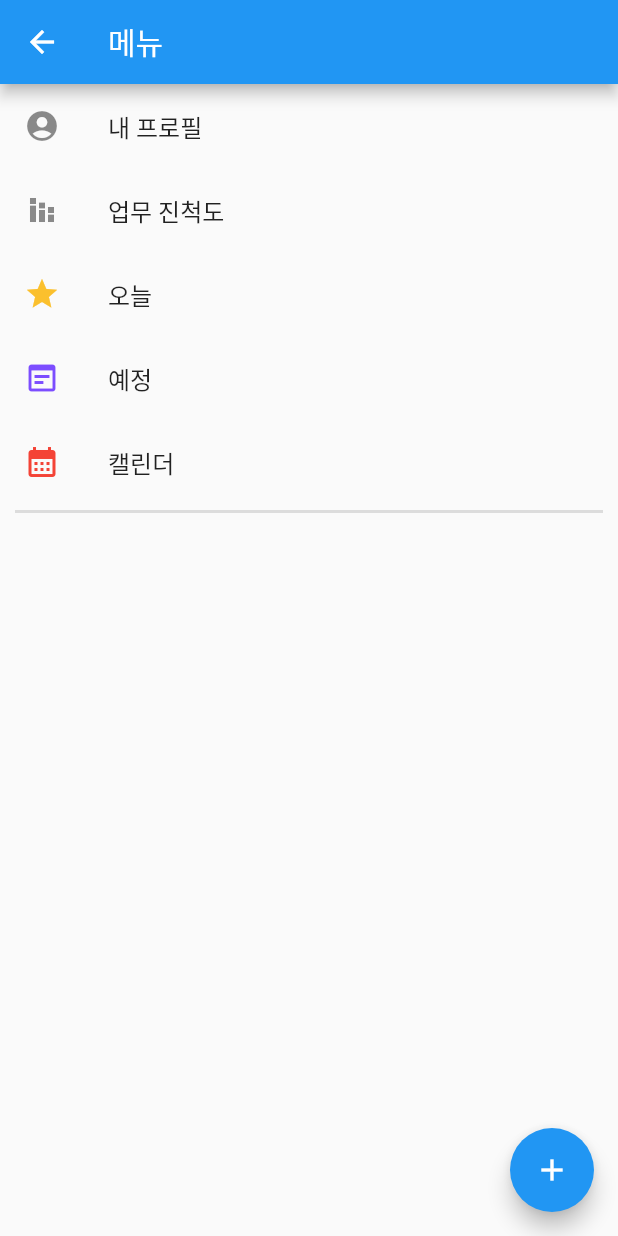
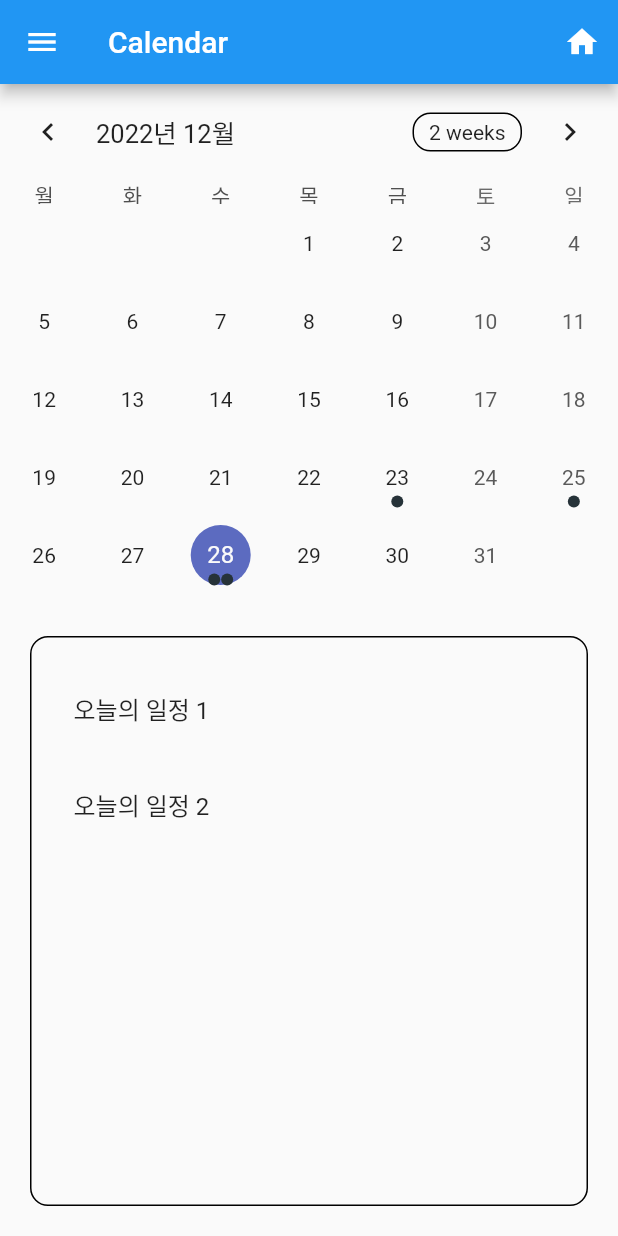
Before and after one commit to KastanEr/To-do-List-App, a Flutter app: the MenuPage screen opened by its route, after a tap on "캘린더", on a phone screen of 412 x 824 dp. Run offline on Flutter 3.47's test engine with Material 2 defaults, Android fonts, the light colour scheme and no system bars; drawn by our look-alikes of table_calendar; our stand-ins replace cloud_firestore, firebase_core; accounts and stored records are empty.

Commit message:
add calendar

```diff
--- a/lib/calendar.dart
+++ b/lib/calendar.dart
@@ -1,193 +1,194 @@
-// // Copyright 2019 Aleksander Woźniak
-// // SPDX-License-Identifier: Apache-2.0
-//
-// import 'package:flutter/material.dart';
-// import 'package:table_calendar/table_calendar.dart';
-// import 'package:todolist/calendar/util.dart';
-// import 'package:todolist/home.dart';
-// import 'package:todolist/menu.dart';
-//
-// class CalendarPage extends StatefulWidget {
-//   @override
-//   _CalendarPageState createState() => _CalendarPageState();
-// }
-//
-// class _CalendarPageState extends State<CalendarPage> {
-//   late final ValueNotifier<List<Event>> _selectedEvents;
-//   CalendarFormat _calendarFormat = CalendarFormat.month;
-//   RangeSelectionMode _rangeSelectionMode = RangeSelectionMode
-//       .toggledOff; // Can be toggled on/off by longpressing a date
-//   DateTime _focusedDay = DateTime.now();
-//   DateTime? _selectedDay;
-//   DateTime? _rangeStart;
-//   DateTime? _rangeEnd;
-//
-//   @override
-//   void initState() {
-//     super.initState();
-//
-//     _selectedDay = _focusedDay;
-//     _selectedEvents = ValueNotifier(_getEventsForDay(_selectedDay!));
-//   }
-//
-//   @override
-//   void dispose() {
-//     _selectedEvents.dispose();
-//     super.dispose();
-//   }
-//
-//   List<Event> _getEventsForDay(DateTime day) {
-//     // Implementation example
-//     return kEvents[day] ?? [];
-//   }
-//
-//   List<Event> _getEventsForRange(DateTime start, DateTime end) {
-//     // Implementation example
-//     final days = daysInRange(start, end);
-//
-//     return [
-//       for (final d in days) ..._getEventsForDay(d),
-//     ];
-//   }
-//
-//   void _onDaySelected(DateTime selectedDay, DateTime focusedDay) {
-//     if (!isSameDay(_selectedDay, selectedDay)) {
-//       setState(() {
-//         _selectedDay = selectedDay;
-//         _focusedDay = focusedDay;
-//         _rangeStart = null; // Important to clean those
-//         _rangeEnd = null;
-//         _rangeSelectionMode = RangeSelectionMode.toggledOff;
-//       });
-//
-//       _selectedEvents.value = _getEventsForDay(selectedDay);
-//     }
-//   }
-//
-//   void _onRangeSelected(DateTime? start, DateTime? end, DateTime focusedDay) {
-//     setState(() {
-//       _selectedDay = null;
-//       _focusedDay = focusedDay;
-//       _rangeStart = start;
-//       _rangeEnd = end;
-//       _rangeSelectionMode = RangeSelectionMode.toggledOn;
-//     });
-//
-//     // `start` or `end` could be null
-//     if (start != null && end != null) {
-//       _selectedEvents.value = _getEventsForRange(start, end);
-//     } else if (start != null) {
-//       _selectedEvents.value = _getEventsForDay(start);
-//     } else if (end != null) {
-//       _selectedEvents.value = _getEventsForDay(end);
-//     }
-//   }
-//
-//   @override
-//   Widget build(BuildContext context) {
-//     return Scaffold(
-//       appBar: AppBar(
-//         leading: IconButton(
-//           icon: const Icon(
-//             Icons.menu,
-//             semanticLabel: 'menu',
-//           ),
-//           onPressed: () {
-//             Navigator.push(
-//               context,
-//               MaterialPageRoute(builder: (context) => const MenuPage()),
-//             );
-//           },
-//         ),
-//         title: Text('Calendar'),
-//
-//         actions: <Widget> [
-//           IconButton(
-//             icon: const Icon(
-//               Icons.home,
-//               semanticLabel: 'home',
-//             ),
-//             onPressed: () {
-//               print('home');
-//               Navigator.push(
-//                 context,
-//                 MaterialPageRoute(builder: (context) => const HomePage()),
-//               );
-//             },
-//           ),
-//         ],
-//       ),
-//       body: Column(
-//         children: [
-//           TableCalendar<Event>(
-//             locale: 'ko_KR',
-//             firstDay: kFirstDay,
-//             lastDay: kLastDay,
-//             focusedDay: _focusedDay,
-//             selectedDayPredicate: (day) => isSameDay(_selectedDay, day),
-//             rangeStartDay: _rangeStart,
-//             rangeEndDay: _rangeEnd,
-//             calendarFormat: _calendarFormat,
-//             rangeSelectionMode: _rangeSelectionMode,
-//             eventLoader: _getEventsForDay,
-//             startingDayOfWeek: StartingDayOfWeek.monday,
-//             calendarStyle: CalendarStyle(
-//               // Use `CalendarStyle` to customize the UI
-//               outsideDaysVisible: false,
-//             ),
-//             onDaySelected: _onDaySelected,
-//             onRangeSelected: _onRangeSelected,
-//             onFormatChanged: (format) {
-//               if (_calendarFormat != format) {
-//                 setState(() {
-//                   _calendarFormat = format;
-//                 });
-//               }
-//             },
-//             onPageChanged: (focusedDay) {
-//               _focusedDay = focusedDay;
-//             },
-//           ),
-//           const SizedBox(height: 8.0),
-//           Expanded(
-//
-//               child:
-//               Container(
-//
-//                 margin: EdgeInsets.all(20),
-//                 padding: EdgeInsets.only(top: 15,bottom: 15),
-//
-//
-//
-//                 decoration: BoxDecoration(
-//                   border: Border.all(),
-//                   borderRadius: BorderRadius.circular(12.0),
-//                 ),
-//                 child: ValueListenableBuilder<List<Event>>(
-//                   valueListenable: _selectedEvents,
-//                   builder: (context, value, _) {
-//                     return ListView.builder(
-//                       itemCount: value.length,
-//                       itemBuilder: (context, index) {
-//                         return Container(
-//                           margin: const EdgeInsets.symmetric(
-//                             horizontal: 12.0,
-//                             vertical: 4.0,
-//                           ),
-//
-//                           child: ListTile(
-//                             onTap: () => print('${value[index]}'),
-//                             title: Text('${value[index]}'),
-//                           ),
-//                         );
-//                       },
-//                     );
-//                   },
-//                 ),
-//               )
-//           ),
-//         ],
-//       ),
-//     );
-//   }
-// }
+// Copyright 2019 Aleksander Woźniak
+// SPDX-License-Identifier: Apache-2.0
+
+import 'package:flutter/material.dart';
+import 'package:table_calendar/table_calendar.dart';
+import 'package:todolist/home.dart';
+import 'package:todolist/menu.dart';
+
+import 'calendar/util.dart';
+
+class CalendarPage extends StatefulWidget {
+  @override
+  _CalendarPageState createState() => _CalendarPageState();
+}
+
+class _CalendarPageState extends State<CalendarPage> {
+  late final ValueNotifier<List<Event>> _selectedEvents;
+  CalendarFormat _calendarFormat = CalendarFormat.month;
+  RangeSelectionMode _rangeSelectionMode = RangeSelectionMode
+      .toggledOff; // Can be toggled on/off by longpressing a date
+  DateTime _focusedDay = DateTime.now();
+  DateTime? _selectedDay;
+  DateTime? _rangeStart;
+  DateTime? _rangeEnd;
+
+  @override
+  void initState() {
+    super.initState();
+
+    _selectedDay = _focusedDay;
+    _selectedEvents = ValueNotifier(_getEventsForDay(_selectedDay!));
+  }
+
+  @override
+  void dispose() {
+    _selectedEvents.dispose();
+    super.dispose();
+  }
+
+  List<Event> _getEventsForDay(DateTime day) {
+    // Implementation example
+    return kEvents[day] ?? [];
+  }
+
+  List<Event> _getEventsForRange(DateTime start, DateTime end) {
+    // Implementation example
+    final days = daysInRange(start, end);
+
+    return [
+      for (final d in days) ..._getEventsForDay(d),
+    ];
+  }
+
+  void _onDaySelected(DateTime selectedDay, DateTime focusedDay) {
+    if (!isSameDay(_selectedDay, selectedDay)) {
+      setState(() {
+        _selectedDay = selectedDay;
+        _focusedDay = focusedDay;
+        _rangeStart = null; // Important to clean those
+        _rangeEnd = null;
+        _rangeSelectionMode = RangeSelectionMode.toggledOff;
+      });
+
+      _selectedEvents.value = _getEventsForDay(selectedDay);
+    }
+  }
+
+  void _onRangeSelected(DateTime? start, DateTime? end, DateTime focusedDay) {
+    setState(() {
+      _selectedDay = null;
+      _focusedDay = focusedDay;
+      _rangeStart = start;
+      _rangeEnd = end;
+      _rangeSelectionMode = RangeSelectionMode.toggledOn;
+    });
+
+    // `start` or `end` could be null
+    if (start != null && end != null) {
+      _selectedEvents.value = _getEventsForRange(start, end);
+    } else if (start != null) {
+      _selectedEvents.value = _getEventsForDay(start);
+    } else if (end != null) {
+      _selectedEvents.value = _getEventsForDay(end);
+    }
+  }
+
+  @override
+  Widget build(BuildContext context) {
+    return Scaffold(
+      appBar: AppBar(
+        leading: IconButton(
+          icon: const Icon(
+            Icons.menu,
+            semanticLabel: 'menu',
+          ),
+          onPressed: () {
+            Navigator.push(
+              context,
+              MaterialPageRoute(builder: (context) => const MenuPage()),
+            );
+          },
+        ),
+        title: Text('Calendar'),
+
+        actions: <Widget> [
+          IconButton(
+            icon: const Icon(
+              Icons.home,
+              semanticLabel: 'home',
+            ),
+            onPressed: () {
+              print('home');
+              Navigator.push(
+                context,
+                MaterialPageRoute(builder: (context) => const HomePage()),
+              );
+            },
+          ),
+        ],
+      ),
+      body: Column(
+        children: [
+          TableCalendar<Event>(
+            locale: 'ko_KR',
+            firstDay: kFirstDay,
+            lastDay: kLastDay,
+            focusedDay: _focusedDay,
+            selectedDayPredicate: (day) => isSameDay(_selectedDay, day),
+            rangeStartDay: _rangeStart,
+            rangeEndDay: _rangeEnd,
+            calendarFormat: _calendarFormat,
+            rangeSelectionMode: _rangeSelectionMode,
+            eventLoader: _getEventsForDay,
+            startingDayOfWeek: StartingDayOfWeek.monday,
+            calendarStyle: CalendarStyle(
+              // Use `CalendarStyle` to customize the UI
+              outsideDaysVisible: false,
+            ),
+            onDaySelected: _onDaySelected,
+            onRangeSelected: _onRangeSelected,
+            onFormatChanged: (format) {
+              if (_calendarFormat != format) {
+                setState(() {
+                  _calendarFormat = format;
+                });
+              }
+            },
+            onPageChanged: (focusedDay) {
+              _focusedDay = focusedDay;
+            },
+          ),
+          const SizedBox(height: 8.0),
+          Expanded(
+
+              child:
+              Container(
+
+                margin: EdgeInsets.all(20),
+                padding: EdgeInsets.only(top: 15,bottom: 15),
+
+
+
+                decoration: BoxDecoration(
+                  border: Border.all(),
+                  borderRadius: BorderRadius.circular(12.0),
+                ),
+                child: ValueListenableBuilder<List<Event>>(
+                  valueListenable: _selectedEvents,
+                  builder: (context, value, _) {
+                    return ListView.builder(
+                      itemCount: value.length,
+                      itemBuilder: (context, index) {
+                        return Container(
+                          margin: const EdgeInsets.symmetric(
+                            horizontal: 12.0,
+                            vertical: 4.0,
+                          ),
+
+                          child: ListTile(
+                            onTap: () => print('${value[index]}'),
+                            title: Text('${value[index]}'),
+                          ),
+                        );
+                      },
+                    );
+                  },
+                ),
+              )
+          ),
+        ],
+      ),
+    );
+  }
+}
--- a/lib/calendar/util.dart
+++ b/lib/calendar/util.dart
@@ -27,7 +27,7 @@
 
 
 final _kEventSource = Map.fromIterable(
-    List.generate(3, (index) => index), //3은 전체 일정있는 날, index는 해당날짜의 todo 번호
+    List.generate(0, (index) => index), //3은 전체 일정있는 날, index는 해당날짜의 todo 번호
     key: (item) => DateTime.utc(2022, 12, item), //날짜
     value: (item) => List.generate(
         item+1, (index) => Event('일정${index + 1}')))
--- a/lib/main.dart
+++ b/lib/main.dart
@@ -1,5 +1,6 @@
 import 'package:flutter/material.dart';
 import 'package:firebase_core/firebase_core.dart';
+import 'package:intl/date_symbol_data_local.dart';
 import 'package:todolist/model/todoproject.dart';
 import 'firebase_options.dart';
 import 'logineduser.dart';
@@ -9,5 +10,5 @@
   WidgetsFlutterBinding.ensureInitialized();
   // await Firebase.initializeApp(options: DefaultFirebaseOptions.currentPlatform);
   // LoginedUser.loginedUser.projectList.add(TodoProject(title: '테스트 프로젝트'));
-  runApp(const TodoApp());
+  initializeDateFormatting().then((_) => runApp(TodoApp()));
 }
--- a/lib/menu.dart
+++ b/lib/menu.dart
@@ -58,10 +58,10 @@
         title: const Text('캘린더'),
         onTap: () {
           print("캘린더");
-          // Navigator.push(
-          //   context,
-          //   MaterialPageRoute(builder: (context) => CalendarPage()),
-          // );
+          Navigator.push(
+            context,
+            MaterialPageRoute(builder: (context) => CalendarPage()),
+          );
         },
       ),
 
```
Also changed, not shown: lib/project.dart (+57 -11 lines).
